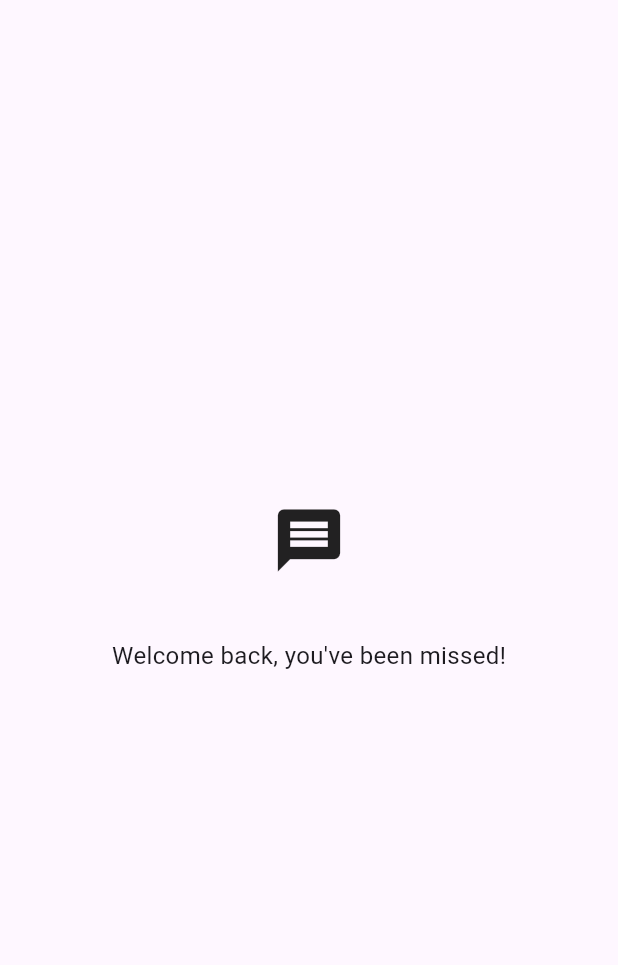
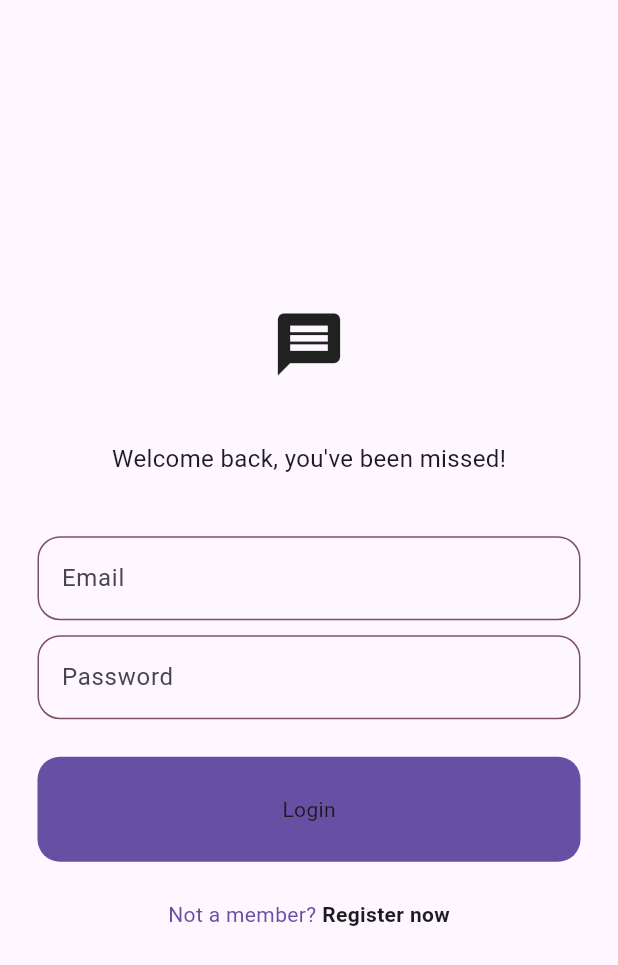
Before and after one commit to Seleemmiah/chatapp, a Flutter app: the screen it shows after launch, on a phone screen of 412 x 824 dp. Shown: the top 965 px of the screen. Run offline on Flutter 3.47's test engine with Material 3 defaults, Android fonts, the phone set to English and light mode, and no system bars.

Commit message:
done with the ui

```diff
--- /dev/null
+++ b/chat_app/lib/components/my_button.dart
@@ -0,0 +1,23 @@
+import 'package:flutter/material.dart';
+
+class MyButton extends StatelessWidget {
+  final String text;
+  final void Function()? onTap;
+  const MyButton({super.key, required this.text, required this.onTap});
+
+  @override
+  Widget build(BuildContext context) {
+    return GestureDetector(
+      onTap: onTap,
+      child: Container(
+        decoration: BoxDecoration(
+          color: Theme.of(context).colorScheme.primary,
+          borderRadius: BorderRadius.circular(15),
+        ),
+        padding: EdgeInsets.all(25),
+        margin: EdgeInsets.symmetric(horizontal: 25.0),
+        child: Center(child: Text(text)),
+      ),
+    );
+  }
+}
--- /dev/null
+++ b/chat_app/lib/components/my_textfield.dart
@@ -0,0 +1,42 @@
+import 'package:flutter/material.dart';
+
+class MyTextfield extends StatelessWidget {
+  final String hinttext;
+  final bool obscureText;
+  final TextEditingController controller;
+
+  const MyTextfield({
+    super.key,
+    required this.hinttext,
+    required this.obscureText,
+    required this.controller,
+  });
+
+  @override
+  Widget build(BuildContext context) {
+    return Padding(
+      padding: const EdgeInsets.symmetric(horizontal: 25.0),
+      child: TextField(
+        obscureText: obscureText,
+        controller: controller,
+        decoration: InputDecoration(
+          enabledBorder: OutlineInputBorder(
+            borderRadius: BorderRadius.circular(15),
+            borderSide: BorderSide(
+              color: Theme.of(context).colorScheme.tertiary,
+            ),
+          ),
+          focusedBorder: OutlineInputBorder(
+            borderRadius: BorderRadius.circular(15),
+            borderSide: BorderSide(
+              color: Theme.of(context).colorScheme.primary,
+            ),
+          ),
+          fillColor: Theme.of(context).colorScheme.secondary,
+          // filled: true,
+          hintText: hinttext,
+        ),
+      ),
+    );
+  }
+}
--- a/chat_app/lib/pages/login_page.dart
+++ b/chat_app/lib/pages/login_page.dart
@@ -1,7 +1,16 @@
+import 'package:chat_app/components/my_button.dart';
+import 'package:chat_app/components/my_textfield.dart';
 import 'package:flutter/material.dart';
 
 class LoginPage extends StatelessWidget {
-  const LoginPage({super.key});
+  // textfiel controllers
+  final TextEditingController _emailController = TextEditingController();
+  final TextEditingController _passwordController = TextEditingController();
+
+  LoginPage({super.key});
+
+  // login method
+  void login() {}
 
   @override
   Widget build(BuildContext context) {
@@ -25,12 +34,44 @@ class LoginPage extends StatelessWidget {
             SizedBox(height: 40),
 
             // email textfield
+            MyTextfield(
+              hinttext: 'Email',
+              obscureText: false,
+              controller: _emailController,
+            ),
 
-            //password textfield
+            SizedBox(height: 10),
+
+            // password textfield
+            MyTextfield(
+              hinttext: 'Password',
+              obscureText: true,
+              controller: _passwordController,
+            ),
+
+            SizedBox(height: 25),
 
             // login button
+            MyButton(text: 'Login', onTap: login),
+
+            SizedBox(height: 25),
 
             //  register now
+            Row(
+              mainAxisAlignment: MainAxisAlignment.center,
+              children: [
+                Text(
+                  'Not a member? ',
+                  style: TextStyle(
+                    color: Theme.of(context).colorScheme.primary,
+                  ),
+                ),
+                Text(
+                  'Register now',
+                  style: TextStyle(fontWeight: FontWeight.bold),
+                ),
+              ],
+            ),
           ],
         ),
       ),
```
